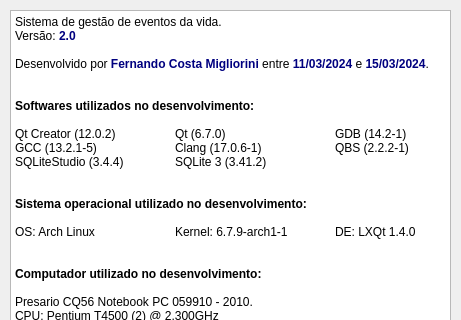
Before: the Qt Designer form fm_sobre.ui in fercosmig/LifeLogging, drawn with Qt 5; both pictures show x 0 to 461 and y 0 to 320 of the 461 by 484 pixel window.
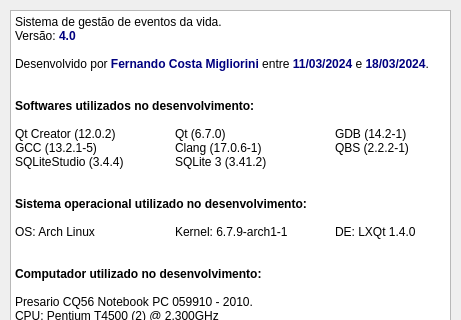
After: the same form once the commit is applied.

The edit to the form file:
```diff
--- a/fm_sobre.ui
+++ b/fm_sobre.ui
@@ -44,9 +44,9 @@
 li.checked::marker { content: &quot;\2612&quot;; }
 &lt;/style&gt;&lt;/head&gt;&lt;body style=&quot; font-family:'Sans Serif'; font-size:9pt; font-weight:400; font-style:normal;&quot;&gt;
 &lt;p style=&quot; margin-top:0px; margin-bottom:0px; margin-left:0px; margin-right:0px; -qt-block-indent:0; text-indent:0px;&quot;&gt;Sistema de gestão de eventos da vida.&lt;/p&gt;
-&lt;p style=&quot; margin-top:0px; margin-bottom:0px; margin-left:0px; margin-right:0px; -qt-block-indent:0; text-indent:0px;&quot;&gt;Versão: &lt;span style=&quot; font-weight:700; color:#00007f;&quot;&gt;2.0&lt;/span&gt;&lt;/p&gt;
+&lt;p style=&quot; margin-top:0px; margin-bottom:0px; margin-left:0px; margin-right:0px; -qt-block-indent:0; text-indent:0px;&quot;&gt;Versão: &lt;span style=&quot; font-weight:700; color:#00007f;&quot;&gt;4.0&lt;/span&gt;&lt;/p&gt;
 &lt;p style=&quot;-qt-paragraph-type:empty; margin-top:0px; margin-bottom:0px; margin-left:0px; margin-right:0px; -qt-block-indent:0; text-indent:0px;&quot;&gt;&lt;br /&gt;&lt;/p&gt;
-&lt;p style=&quot; margin-top:0px; margin-bottom:0px; margin-left:0px; margin-right:0px; -qt-block-indent:0; text-indent:0px;&quot;&gt;Desenvolvido por &lt;span style=&quot; font-weight:700; color:#00007f;&quot;&gt;Fernando Costa Migliorini&lt;/span&gt; entre &lt;span style=&quot; font-weight:700; color:#00007f;&quot;&gt;11/03/2024&lt;/span&gt; e &lt;span style=&quot; font-weight:700; color:#00007f;&quot;&gt;15/03/2024&lt;/span&gt;.&lt;/p&gt;
+&lt;p style=&quot; margin-top:0px; margin-bottom:0px; margin-left:0px; margin-right:0px; -qt-block-indent:0; text-indent:0px;&quot;&gt;Desenvolvido por &lt;span style=&quot; font-weight:700; color:#00007f;&quot;&gt;Fernando Costa Migliorini&lt;/span&gt; entre &lt;span style=&quot; font-weight:700; color:#00007f;&quot;&gt;11/03/2024&lt;/span&gt; e &lt;span style=&quot; font-weight:700; color:#00007f;&quot;&gt;18/03/2024&lt;/span&gt;.&lt;/p&gt;
 &lt;p style=&quot;-qt-paragraph-type:empty; margin-top:0px; margin-bottom:0px; margin-left:0px; margin-right:0px; -qt-block-indent:0; text-indent:0px;&quot;&gt;&lt;br /&gt;&lt;/p&gt;
 &lt;p style=&quot;-qt-paragraph-type:empty; margin-top:0px; margin-bottom:0px; margin-left:0px; margin-right:0px; -qt-block-indent:0; text-indent:0px;&quot;&gt;&lt;br /&gt;&lt;/p&gt;
 &lt;p style=&quot; margin-top:0px; margin-bottom:0px; margin-left:0px; margin-right:0px; -qt-block-indent:0; text-indent:0px;&quot;&gt;&lt;span style=&quot; font-weight:700;&quot;&gt;Softwares utilizados no desenvolvimento:&lt;/span&gt;&lt;/p&gt;
```
Left out of the diff: 4 changed lines with no effect on the pictures.
